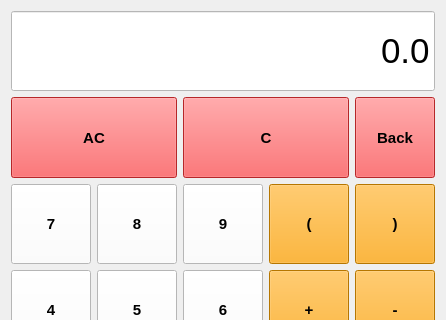
This is Calculator/calculator.ui in ericwstephens3/Calculator as Qt 5 draws it before an edit; both pictures show x 0 to 446 and y 0 to 320 of the 446 by 556 pixel window. The edited form follows.
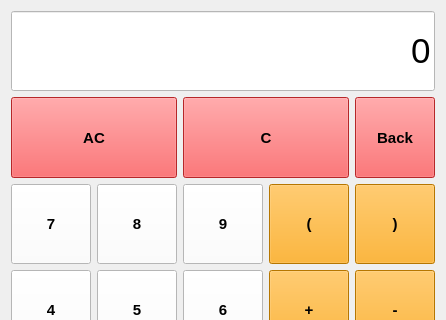
This is the edited form.

```diff
--- a/Calculator/calculator.ui
+++ b/Calculator/calculator.ui
@@ -728,7 +728,7 @@
 }</string>
       </property>
       <property name="text">
-       <string>0.0</string>
+       <string>0</string>
       </property>
       <property name="alignment">
        <set>Qt::AlignRight|Qt::AlignTrailing|Qt::AlignVCenter</set>
```
